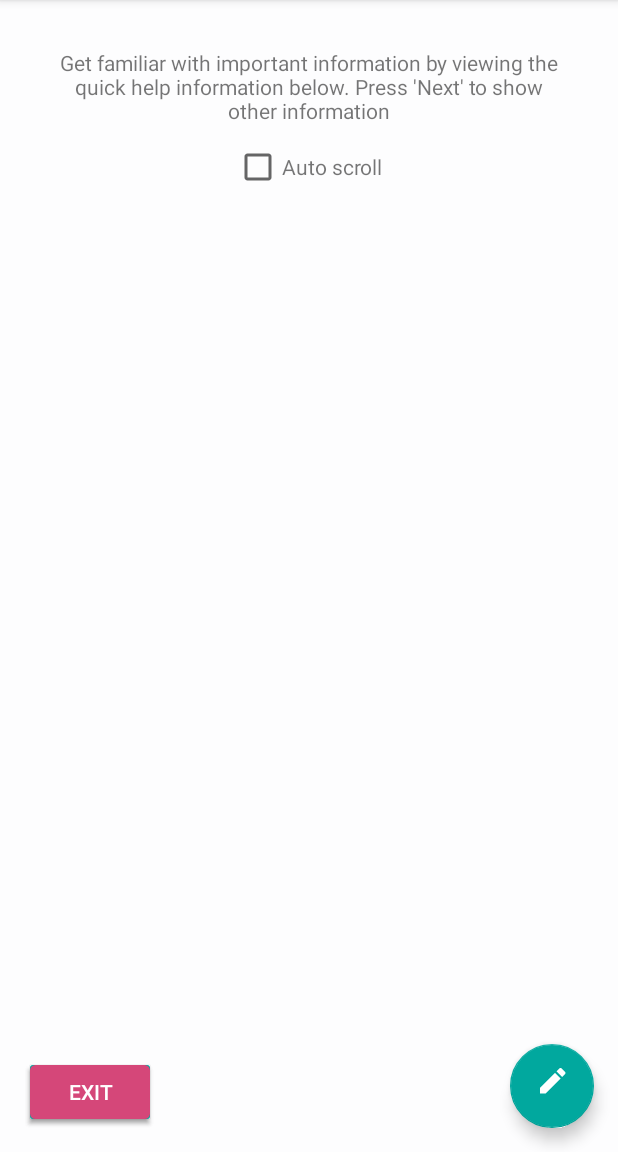
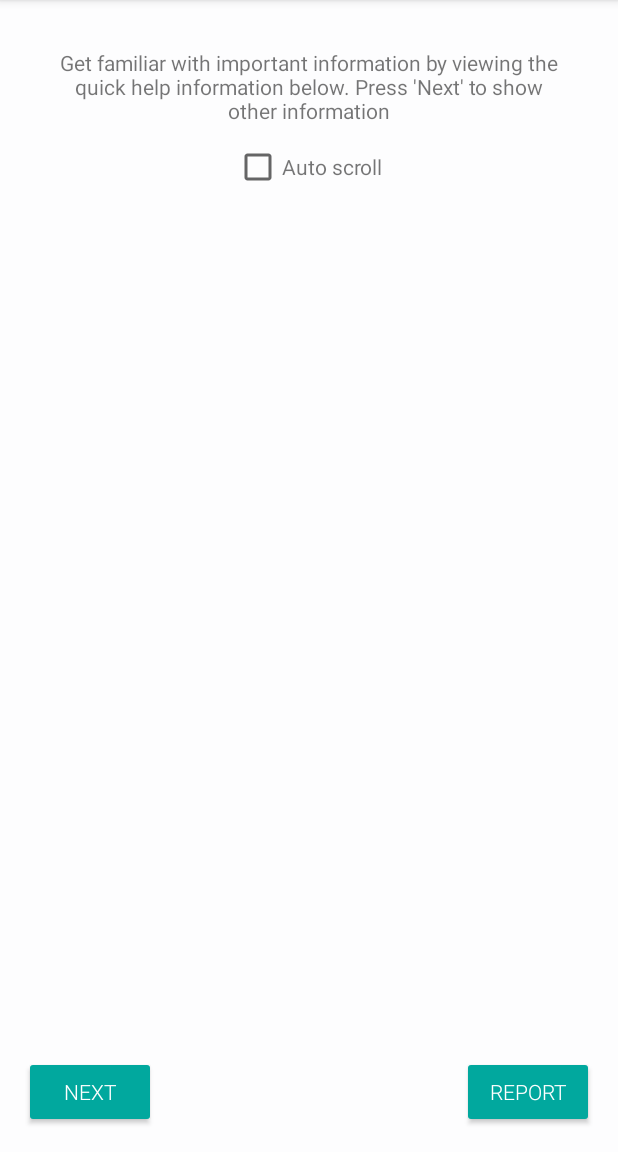
Before and after one commit to UNFPAInnovation/SafepalMobile2.0, an Android app: the screen it shows after launch (HomeActivity), on a phone screen of 412 x 824 dp, the part 84-1236 px from its top. Run offline under Robolectric (Android 15) with nearby library versions, the phone set to English and light mode, and no system bars; libraries missing offline, so code that uses them is left out: com.crashlytics.android, com.github.amlcurran.showcaseview, io.fabric.sdk; 4 statements that could not run were skipped.

Commit message:
added text to report button, added location permissions, made phone number compulsory

```diff
--- a/Safepal/app/build.gradle
+++ b/Safepal/app/build.gradle
@@ -37,13 +37,14 @@ android {
 dependencies {
 
     implementation fileTree(dir: 'libs', include: ['*.jar'])
-    implementation 'com.google.android.gms:play-services-places:9.4.0'
+    implementation 'com.google.android.gms:play-services-places:15.0.1'
     implementation 'com.android.support:appcompat-v7:28.0.0'
+    implementation 'com.karumi:dexter:5.0.0'
     implementation 'com.android.support:design:28.0.0'
     implementation 'com.android.support:cardview-v7:28.0.0'
     implementation 'com.android.support:recyclerview-v7:28.0.0'
     implementation 'com.android.volley:volley:1.1.1'
-    implementation 'com.google.android.gms:play-services-location:9.4.0'
+    implementation 'com.google.android.gms:play-services-location:15.0.1'
     implementation 'com.android.support:support-v4:28.0.0'
     implementation 'com.github.amlcurran.showcaseview:library:5.4.3'
     testImplementation 'junit:junit:4.12'
--- a/Safepal/app/src/main/java/com/unfpa/safepal/home/HomeActivity.java
+++ b/Safepal/app/src/main/java/com/unfpa/safepal/home/HomeActivity.java
@@ -40,7 +40,7 @@ public class HomeActivity extends AppCompatActivity {
     /**
      * Next and buttonExit button
      */
-    FloatingActionButton fabReportCase;
+    Button fabReportCase;
     Button buttonExit;
     Button buttonNext;
     RelativeLayout infoPanel;
@@ -65,7 +65,7 @@ public class HomeActivity extends AppCompatActivity {
         // Assignments of variables
         buttonExit = (Button) findViewById(R.id.exit_app);
         buttonNext = (Button) findViewById(R.id.home_next_message);
-        fabReportCase = (FloatingActionButton) findViewById(R.id.fab_report_incident);
+        fabReportCase = (Button) findViewById(R.id.fab_report_incident);
         infoPanel = (RelativeLayout) findViewById(R.id.home_info_panel);
         textViewMessage = (TextView) findViewById(R.id.message);
         checkBoxAutoScroll = (AppCompatCheckBox) findViewById(R.id.auto_scroll_CheckBox);
@@ -102,7 +102,6 @@ public class HomeActivity extends AppCompatActivity {
         fabReportCase.setOnClickListener(new View.OnClickListener() {
             @Override
             public void onClick(View view) {
-                // TODO: 12-Nov-16 restore
                 startActivity(new Intent(getApplicationContext(), ReportingActivity.class));
 
             }
--- a/Safepal/app/src/main/res/layout/activity_home.xml
+++ b/Safepal/app/src/main/res/layout/activity_home.xml
@@ -6,8 +6,7 @@
     android:layout_height="match_parent"
     android:fitsSystemWindows="true"
     android:background="@color/colorWhite"
-    tools:context=".home.HomeActivity"
- >
+    tools:context=".home.HomeActivity">
 
     <!-- AppBar of the Home -->
     <android.support.design.widget.AppBarLayout
@@ -29,29 +28,30 @@
     <!-- Contents of the Home Activity-->
     <include layout="@layout/content_home" />
 
-    <android.support.design.widget.FloatingActionButton
+    <Button
         android:id="@+id/fab_report_incident"
         android:layout_width="wrap_content"
         android:layout_height="wrap_content"
         android:layout_gravity="bottom|end"
         android:layout_margin="@dimen/fab_margin"
-        android:src="@drawable/ic_border_color_white_24dp"
-         />
+        style="@style/materialButtonNormal"
+        android:text="@string/report"
+        />
 
     <Button
-
         android:id="@+id/home_next_message"
-        android:layout_margin="@dimen/fab_margin"
-        android:layout_gravity="bottom"
         style="@style/materialButtonNormal"
         android:layout_width="wrap_content"
         android:layout_height="wrap_content"
+        android:layout_gravity="bottom"
+        android:layout_margin="@dimen/fab_margin"
         android:text="@string/next_message" />
 
     <Button
         android:layout_margin="@dimen/fab_margin"
         android:layout_gravity="bottom|start"
         android:id="@+id/exit_app"
+        android:visibility="invisible"
         style="@style/materialButtonAttention"
         android:layout_width="wrap_content"
         android:layout_height="wrap_content"
--- a/Safepal/app/src/main/res/layout/fragment_contact.xml
+++ b/Safepal/app/src/main/res/layout/fragment_contact.xml
@@ -58,7 +58,7 @@ android:layout_marginBottom="20dp"
                 android:id="@+id/checkbox_contact_me"
                 android:layout_width="wrap_content"
                 android:layout_height="wrap_content"
-                android:checked="false" />
+                android:checked="true" />
 
             <TextView
                 android:layout_width="match_parent"
--- a/Safepal/app/src/main/res/values/strings.xml
+++ b/Safepal/app/src/main/res/values/strings.xml
@@ -230,4 +230,5 @@
     <string name="home_guide_fab_exit_text"> If you are suspicious that perpetrator knows you are reporting him/her, use the left bottom \'Exit\' button to exit the safepal app or quickly uninstall it by long pressing on the \'Exit\' button.</string>
     <string name="home_guide_fab_next_title">Important Information </string>
     <string name="home_guide_fab_next_text"> \"Learning never ends\" - the saying goes, use the \'Next\' button in the middle bottom to get more information about sexual violence. Together, we can fight gender based violence </string>
+    <string name="report">REPORT</string>
 </resources>
```
Also changed, not shown: Safepal/app/src/main/java/com/unfpa/safepal/ProvideHelp/ContactFragment.java (+20 -15 lines), Safepal/app/src/main/java/com/unfpa/safepal/report/SurvivorIncidentFormFragment.java (+82 -18 lines).
